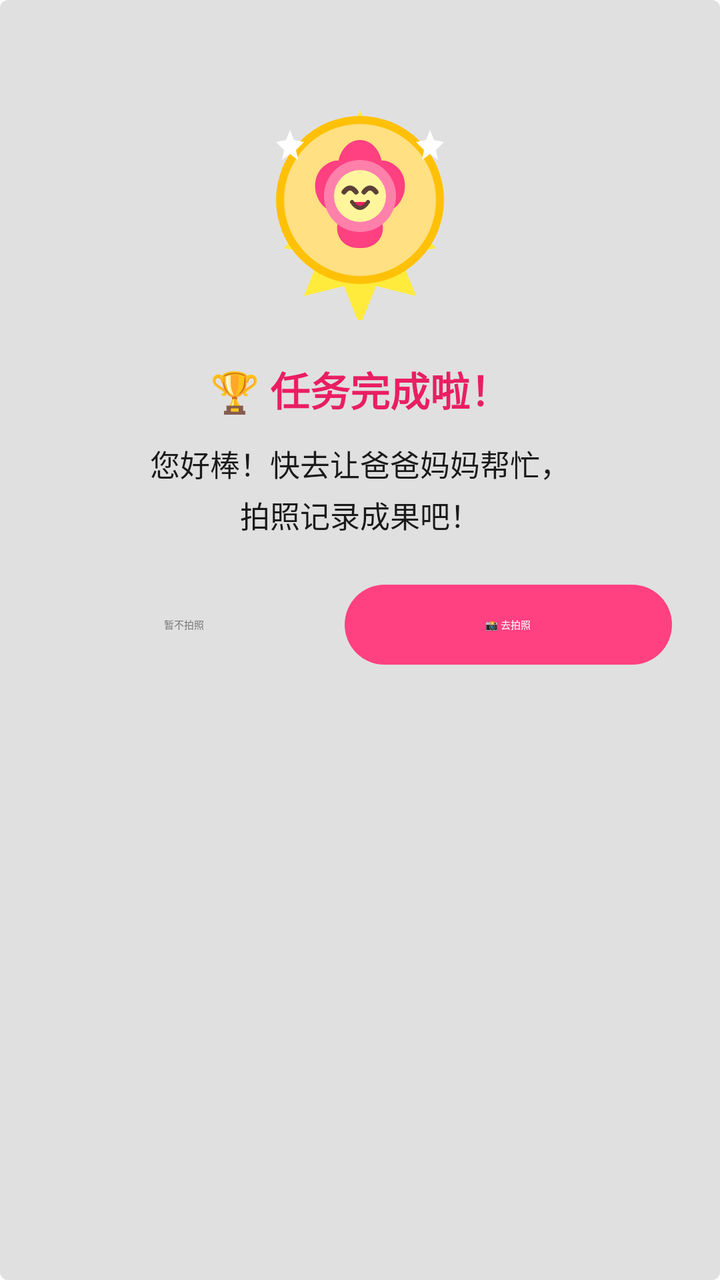
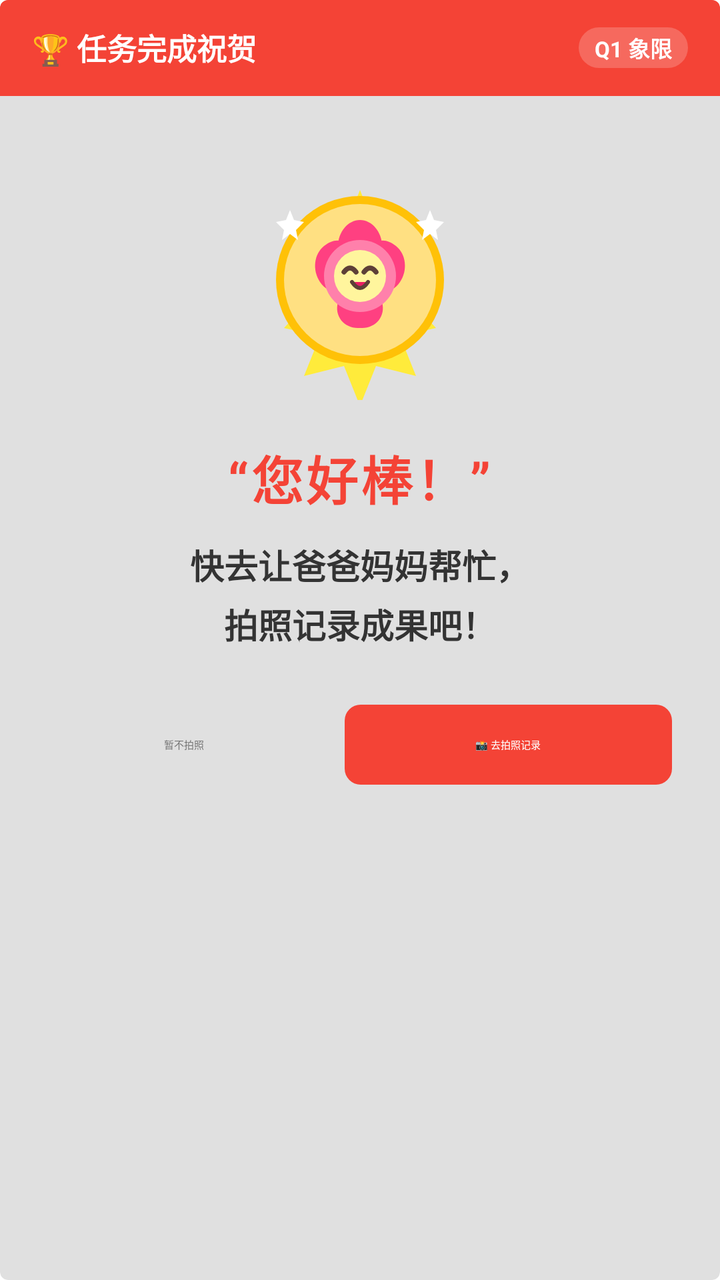

Before-and-after screenshots of an Android layout around one commit, followed by the original layout XML and the change that was made.
<!-- AndroidManifest.xml: application theme Theme.JustNow -->
<!-- res/layout/dialog_congratulation.xml -->
<?xml version="1.0" encoding="utf-8"?>
<LinearLayout xmlns:android="http://schemas.android.com/apk/res/android"
    xmlns:app="http://schemas.android.com/apk/res-auto"
    android:layout_width="320dp"
    android:layout_height="wrap_content"
    android:orientation="vertical"
    android:gravity="center_horizontal"
    android:padding="24dp"
    android:background="@drawable/badge_bg"> 

    
    <ImageView
        android:id="@+id/iv_congrat_badge"
        android:layout_width="120dp"
        android:layout_height="120dp"
        android:layout_marginTop="16dp"
        android:layout_marginBottom="20dp"
        android:src="@drawable/ic_congrats_badge"
        android:contentDescription="通关勋章" />

    
    <TextView
        android:id="@+id/tv_congrat_title"
        android:layout_width="wrap_content"
        android:layout_height="wrap_content"
        android:text="🏆 任务完成啦！"
        android:textSize="20sp"
        android:textStyle="bold"
        android:textColor="#E91E63"
        android:layout_marginBottom="12dp" />

    
    <TextView
        android:id="@+id/tv_congrat_message"
        android:layout_width="match_parent"
        android:layout_height="wrap_content"
        android:text="您好棒！快去让爸爸妈妈帮忙，\n拍照记录成果吧！"
        android:textSize="15sp"
        android:textColor="@color/text_primary"
        android:gravity="center"
        android:lineSpacingExtra="4dp"
        android:layout_marginBottom="24dp"
        android:paddingHorizontal="8dp" />

    
    <LinearLayout
        android:layout_width="match_parent"
        android:layout_height="wrap_content"
        android:orientation="horizontal"
        android:gravity="center">

        <com.google.android.material.button.MaterialButton
            android:id="@+id/btn_congrat_skip"
            style="@style/Widget.Material3.Button.TextButton"
            android:layout_width="0dp"
            android:layout_weight="1"
            android:layout_height="40dp"
            android:minWidth="0dp"
            android:minHeight="0dp"
            android:text="暂不拍照"
            android:textColor="@color/text_secondary"
            android:insetTop="0dp"
            android:insetBottom="0dp" />

        <com.google.android.material.button.MaterialButton
            android:id="@+id/btn_congrat_action"
            style="@style/Widget.Material3.Button"
            android:layout_width="0dp"
            android:layout_weight="1.2"
            android:layout_height="40dp"
            android:minWidth="0dp"
            android:minHeight="0dp"
            android:layout_marginStart="12dp"
            android:text="📸 去拍照"
            android:textColor="@android:color/white"
            app:backgroundTint="#FF4081"
            app:cornerRadius="20dp"
            android:insetTop="0dp"
            android:insetBottom="0dp" />

    </LinearLayout>

</LinearLayout>
<!-- resources referenced by this layout -->
<resources>
  <color name="text_primary">#1A1A1A</color>
  <color name="text_secondary">#757575</color>
  <!-- drawable badge_bg (drawable) -->
  <?xml version="1.0" encoding="utf-8"?>
  <shape xmlns:android="http://schemas.android.com/apk/res/android"
      android:shape="rectangle">
      <corners android:radius="4dp" />
      <solid android:color="@color/badge_background" />
  </shape>
  <style name="Theme.JustNow" parent="Theme.MaterialComponents.DayNight.NoActionBar">
          
          <item name="colorPrimary">@color/purple_500</item>
          <item name="colorPrimaryVariant">@color/purple_700</item>
          <item name="colorOnPrimary">@color/white</item>
          
          <item name="colorSecondary">@color/teal_200</item>
          <item name="colorSecondaryVariant">@color/teal_700</item>
          <item name="colorOnSecondary">@color/black</item>
          
          
          <item name="popupTheme">@style/ThemeOverlay.MaterialComponents.Light</item>
          <item name="alertDialogTheme">@style/ThemeOverlay.JustNow.AlertDialog</item>
      </style>
  <color name="badge_background">#E0E0E0</color>
  <color name="purple_500">#FF6200EE</color>
  <color name="purple_700">#FF3700B3</color>
  <color name="white">#FFFFFFFF</color>
  <color name="teal_200">#FF03DAC5</color>
  <color name="teal_700">#FF018786</color>
  <color name="black">#FF000000</color>
  <style name="TextAppearance.JustNow.Dialog.Title" parent="TextAppearance.JustNow.Title">
          <item name="android:textColor">@color/text_primary</item>
      </style>
  <style name="TextAppearance.JustNow.Dialog.Body" parent="TextAppearance.JustNow.Body">
          <item name="android:textColor">@color/text_primary</item>
      </style>
  <style name="Widget.JustNow.Dialog.Button" parent="Widget.MaterialComponents.Button.TextButton.Dialog">
          <item name="android:textAppearance">@style/TextAppearance.JustNow.Dialog.Button</item>
          <item name="android:textColor">@color/dialog_primary_action_text</item>
          <item name="textAllCaps">false</item>
      </style>
  <style name="Widget.JustNow.Dialog.Button.Secondary" parent="Widget.MaterialComponents.Button.TextButton.Dialog">
          <item name="android:textAppearance">@style/TextAppearance.JustNow.Dialog.Button.Secondary</item>
          <item name="android:textColor">@color/dialog_action_text</item>
          <item name="textAllCaps">false</item>
      </style>
  <style name="TextAppearance.JustNow.Title" parent="TextAppearance.MaterialComponents.Headline6">
          <item name="android:textSize">@dimen/text_size_title</item>
      </style>
  <style name="TextAppearance.JustNow.Body" parent="TextAppearance.MaterialComponents.Subtitle1">
          <item name="android:textSize">@dimen/text_size_body</item>
      </style>
  <style name="TextAppearance.JustNow.Dialog.Button" parent="TextAppearance.JustNow.Body">
          <item name="android:textColor">@color/dialog_primary_action_text</item>
      </style>
  <style name="TextAppearance.JustNow.Dialog.Button.Secondary" parent="TextAppearance.JustNow.Body">
          <item name="android:textColor">@color/dialog_action_text</item>
      </style>
  <dimen name="text_size_title">22sp</dimen>
  <dimen name="text_size_body">18sp</dimen>
  <!-- unchanged entries left out for length: 2 -->
</resources>

<!-- the commit's change to res/layout/dialog_congratulation.xml (unified diff, before → after) -->
@@ -4,80 +4,117 @@
     android:layout_width="320dp"
     android:layout_height="wrap_content"
     android:orientation="vertical"
-    android:gravity="center_horizontal"
-    android:padding="24dp"
-    android:background="@drawable/badge_bg"> 
+    android:background="@drawable/badge_bg"
+    android:clipToOutline="true"> 
 
     
-    <ImageView
-        android:id="@+id/iv_congrat_badge"
-        android:layout_width="120dp"
-        android:layout_height="120dp"
-        android:layout_marginTop="16dp"
-        android:layout_marginBottom="20dp"
-        android:src="@drawable/ic_congrats_badge"
-        android:contentDescription="通关勋章" />
+    <RelativeLayout
+        android:id="@+id/rl_congrat_header"
+        android:layout_width="match_parent"
+        android:layout_height="48dp"
+        android:paddingHorizontal="16dp"
+        android:background="#F44336"> 
 
-    
-    <TextView
-        android:id="@+id/tv_congrat_title"
-        android:layout_width="wrap_content"
-        android:layout_height="wrap_content"
-        android:text="🏆 任务完成啦！"
-        android:textSize="20sp"
-        android:textStyle="bold"
-        android:textColor="#E91E63"
-        android:layout_marginBottom="12dp" />
+        <TextView
+            android:layout_width="wrap_content"
+            android:layout_height="wrap_content"
+            android:layout_alignParentStart="true"
+            android:layout_centerVertical="true"
+            android:text="🏆 任务完成祝贺"
+            android:textColor="@android:color/white"
+            android:textSize="15sp"
+            android:textStyle="bold" />
 
-    
-    <TextView
-        android:id="@+id/tv_congrat_message"
-        android:layout_width="match_parent"
-        android:layout_height="wrap_content"
-        android:text="您好棒！快去让爸爸妈妈帮忙，\n拍照记录成果吧！"
-        android:textSize="15sp"
-        android:textColor="@color/text_primary"
-        android:gravity="center"
-        android:lineSpacingExtra="4dp"
-        android:layout_marginBottom="24dp"
-        android:paddingHorizontal="8dp" />
+        <TextView
+            android:id="@+id/tv_congrat_quadrant_tag"
+            android:layout_width="wrap_content"
+            android:layout_height="wrap_content"
+            android:layout_alignParentEnd="true"
+            android:layout_centerVertical="true"
+            android:text="Q1 象限"
+            android:textColor="@android:color/white"
+            android:textSize="11sp"
+            android:textStyle="bold"
+            android:background="@drawable/bg_congrat_tag_capsule" />
+    </RelativeLayout>
 
     
     <LinearLayout
         android:layout_width="match_parent"
         android:layout_height="wrap_content"
-        android:orientation="horizontal"
-        android:gravity="center">
+        android:orientation="vertical"
+        android:gravity="center_horizontal"
+        android:padding="24dp">
 
-        <com.google.android.material.button.MaterialButton
-            android:id="@+id/btn_congrat_skip"
-            style="@style/Widget.Material3.Button.TextButton"
-            android:layout_width="0dp"
-            android:layout_weight="1"
-            android:layout_height="40dp"
-            android:minWidth="0dp"
-            android:minHeight="0dp"
-            android:text="暂不拍照"
-            android:textColor="@color/text_secondary"
-            android:insetTop="0dp"
-            android:insetBottom="0dp" />
+        
+        <ImageView
+            android:id="@+id/iv_congrat_badge"
+            android:layout_width="120dp"
+            android:layout_height="120dp"
+            android:layout_marginTop="8dp"
+            android:layout_marginBottom="20dp"
+            android:src="@drawable/ic_congrats_badge"
+            android:contentDescription="完成勋章" />
 
-        <com.google.android.material.button.MaterialButton
-            android:id="@+id/btn_congrat_action"
-            style="@style/Widget.Material3.Button"
-            android:layout_width="0dp"
-            android:layout_weight="1.2"
-            android:layout_height="40dp"
-            android:minWidth="0dp"
-            android:minHeight="0dp"
-            android:layout_marginStart="12dp"
-            android:text="📸 去拍照"
-            android:textColor="@android:color/white"
-            app:backgroundTint="#FF4081"
-            app:cornerRadius="20dp"
-            android:insetTop="0dp"
-            android:insetBottom="0dp" />
+        
+        <TextView
+            android:id="@+id/tv_congrat_congrats_title"
+            android:layout_width="wrap_content"
+            android:layout_height="wrap_content"
+            android:text="“您好棒！”"
+            android:textSize="26sp"
+            android:textStyle="bold"
+            android:textColor="#F44336"
+            android:layout_marginBottom="12dp"
+            android:letterSpacing="0.05" />
 
+        
+        <TextView
+            android:layout_width="match_parent"
+            android:layout_height="wrap_content"
+            android:text="快去让爸爸妈妈帮忙，\n拍照记录成果吧！"
+            android:textSize="17sp"
+            android:textColor="#333333"
+            android:gravity="center"
+            android:lineSpacingExtra="5dp"
+            android:textStyle="bold"
+            android:layout_marginBottom="28dp" />
+
+        
+        <LinearLayout
+            android:layout_width="match_parent"
+            android:layout_height="wrap_content"
+            android:orientation="horizontal"
+            android:gravity="center">
+
+            <com.google.android.material.button.MaterialButton
+                android:id="@+id/btn_congrat_skip"
+                style="@style/Widget.Material3.Button.TextButton"
+                android:layout_width="0dp"
+                android:layout_weight="1"
+                android:layout_height="40dp"
+                android:minWidth="0dp"
+                android:minHeight="0dp"
+                android:text="暂不拍照"
+                android:textColor="@color/text_secondary"
+                android:insetTop="0dp"
+                android:insetBottom="0dp" />
+
+            <com.google.android.material.button.MaterialButton
+                android:id="@+id/btn_congrat_action"
+                style="@style/Widget.Material3.Button"
+                android:layout_width="0dp"
+                android:layout_weight="1.2"
+                android:layout_height="40dp"
+                android:minWidth="0dp"
+                android:minHeight="0dp"
+                android:layout_marginStart="12dp"
+                android:text="📸 去拍照记录"
+                android:textColor="@android:color/white"
+                app:backgroundTint="#F44336"
+                app:cornerRadius="8dp"
+                android:insetTop="0dp"
+                android:insetBottom="0dp" />
+        </LinearLayout>
     </LinearLayout>
-
 </LinearLayout>
<!-- resource entries referenced after the edit -->
@@ -8,6 +8,14 @@
       android:shape="rectangle">
       <corners android:radius="4dp" />
       <solid android:color="@color/badge_background" />
+  </shape>
+  <!-- drawable bg_congrat_tag_capsule (drawable) -->
+  <?xml version="1.0" encoding="utf-8"?>
+  <shape xmlns:android="http://schemas.android.com/apk/res/android"
+      android:shape="rectangle">
+      <solid android:color="#33FFFFFF" /> 
+      <corners android:radius="12dp" />
+      <padding android:left="8dp" android:top="2dp" android:right="8dp" android:bottom="2dp" />
   </shape>
   <style name="Theme.JustNow" parent="Theme.MaterialComponents.DayNight.NoActionBar">
           
